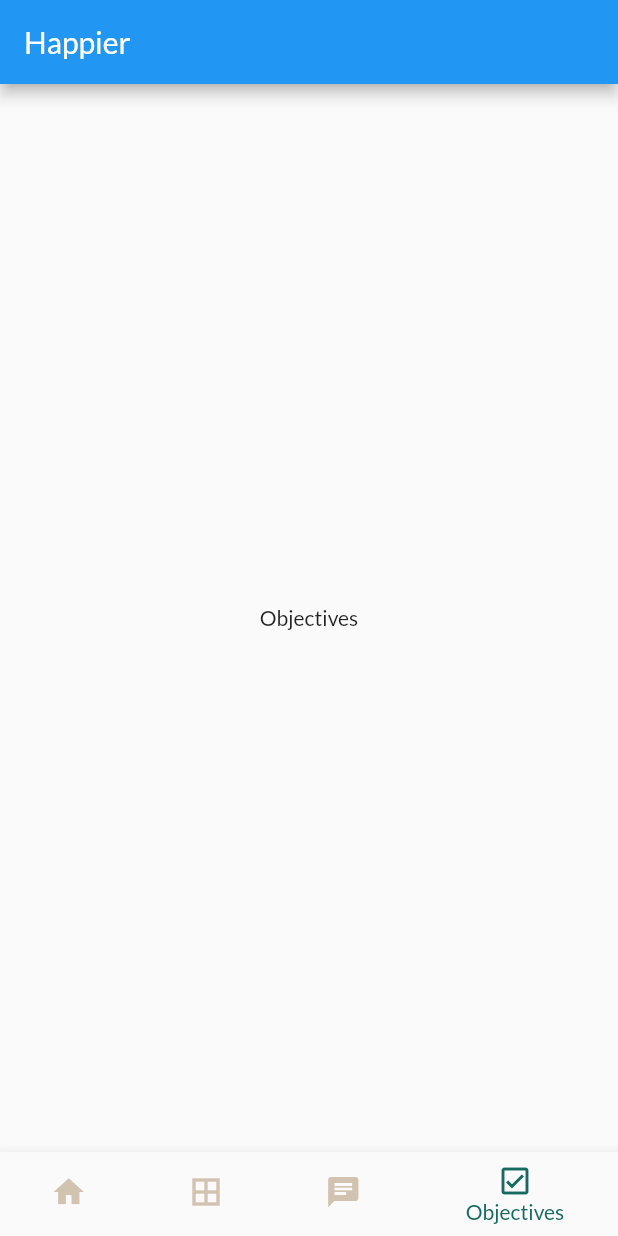
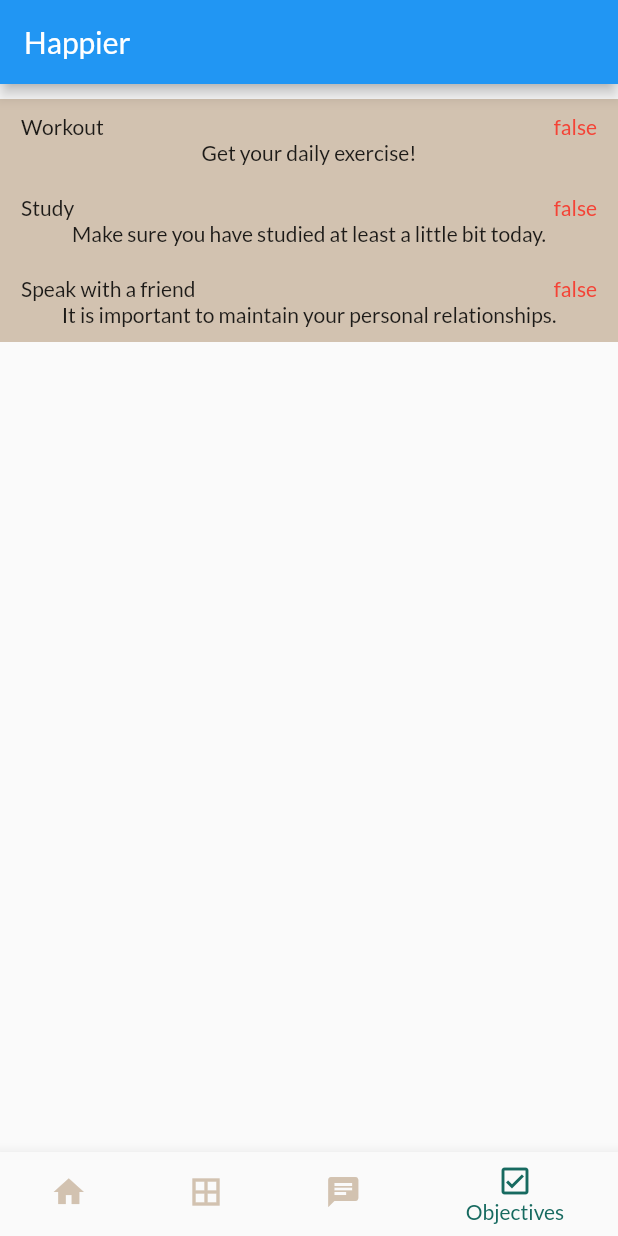
Before and after one commit to Mathugo/Happier, a Flutter app: the screen it shows after launch, item 4 of the bottom bar chosen, on a phone screen of 412 x 824 dp. Run offline on Flutter 3.47's test engine with Material 2 defaults, Android fonts, the phone set to English and light mode, and no system bars; our stand-ins replace equatable, flutter_bloc, google_fonts.

Commit message:
began working on objectives

```diff
--- a/happier/lib/api/models/chat_message.dart
+++ b/happier/lib/api/models/chat_message.dart
@@ -1,6 +1,11 @@
-class ChatMessage{
+import 'package:equatable/equatable.dart';
+
+class ChatMessage extends Equatable{
   final String messageContent;
   final String messageType;
 
   const ChatMessage({required this.messageContent, required this.messageType});
+
+  @override
+  List<Object?> get props => [messageContent, messageType];
 }
--- /dev/null
+++ b/happier/lib/api/models/objective.dart
@@ -0,0 +1,12 @@
+import 'package:equatable/equatable.dart';
+
+class Objective extends Equatable{
+  final String title;
+  final String description;
+  final bool isCompleted;
+
+  const Objective({required this.title, required this.description, this.isCompleted = false});
+
+  @override
+  List<Object?> get props => [title, description, isCompleted];
+}
--- a/happier/lib/ui/app.dart
+++ b/happier/lib/ui/app.dart
@@ -4,6 +4,7 @@
 import 'package:happier/blocs/current_view/current_view.dart';
 import 'package:happier/ui/screens/chatbot.screen.dart';
 import 'package:happier/ui/screens/home.screen.dart';
+import 'package:happier/ui/screens/objectives.screen.dart';
 import 'package:happier/utils/constants/colors.dart';
 import 'package:happier/utils/helpers/create_material_color.dart';
 
@@ -39,7 +40,7 @@
           } else if (state is ChatbotSelected) {
             return const ChatbotScreen();
           } else if (state is ObjectivesSelected) {
-            return const Center(child: Text('Objectives'));
+            return const ObjectivesScreen();
           }
 
           return const HomeScreen();
--- /dev/null
+++ b/happier/lib/ui/screens/objectives.screen.dart
@@ -0,0 +1,80 @@
+import 'package:flutter/material.dart';
+import 'package:happier/api/models/objective.dart';
+import 'package:happier/utils/constants/colors.dart';
+
+class ObjectivesScreen extends StatelessWidget {
+  static const List<Objective> testObjectives = [
+    Objective(title: 'Workout', description: 'Get your daily exercise!'),
+    Objective(
+        title: 'Study',
+        description: 'Make sure you have studied at least a little bit today.'),
+    Objective(
+        title: 'Speak with a friend',
+        description: 'It is important to maintain your personal relationships.')
+  ];
+
+  const ObjectivesScreen({Key? key}) : super(key: key);
+
+  @override
+  Widget build(BuildContext context) {
+    return Column(
+      children: const [
+        Expanded(child: _ObjectivesList(objectives: testObjectives)),
+      ],
+    );
+  }
+}
+
+class _ObjectivesList extends StatelessWidget {
+  const _ObjectivesList({
+    Key? key,
+    required this.objectives,
+  }) : super(key: key);
+
+  final List<Objective> objectives;
+
+  @override
+  Widget build(BuildContext context) {
+    return ListView.builder(
+        itemCount: objectives.length,
+        shrinkWrap: true,
+        padding: const EdgeInsets.only(top: 10, bottom: 10),
+        itemBuilder: (context, index) {
+          return _ObjectiveListItem(objective: objectives[index]);
+        });
+  }
+}
+
+class _ObjectiveListItem extends StatelessWidget {
+  const _ObjectiveListItem({
+    Key? key,
+    required this.objective,
+  }) : super(key: key);
+
+  final Objective objective;
+
+  @override
+  Widget build(BuildContext context) {
+    return Container(
+        padding:
+            const EdgeInsets.only(left: 14, right: 14, top: 10, bottom: 10),
+        color: SECONDARY_COLOR,
+        child: Column(
+          children: [
+            Row(
+              children: [
+                Text(objective.title),
+                const Spacer(),
+                Text(objective.isCompleted.toString(),
+                    style: TextStyle(
+                      color: objective.isCompleted == true
+                          ? Colors.green
+                          : Colors.red,
+                    ))
+              ],
+            ),
+            Text(objective.description)
+          ],
+        ));
+  }
+}
--- a/happier/lib/utils/constants/colors.dart
+++ b/happier/lib/utils/constants/colors.dart
@@ -2,8 +2,3 @@
 
 const Color PRIMARY_COLOR = Color(0xFF176A60);
 const Color SECONDARY_COLOR = Color(0xFFD2C2B0);
-
-const Color COLOR_PRODUCT = Color(0xFF143642);
-const Color COLOR_TEXT_PRIMARY = Colors.black;
-const Color COLOR_TEXT_SECONDARY = Color(0xFF4F4F4F);
-const Color COLOR_BACKGROUND = Colors.white;
```
